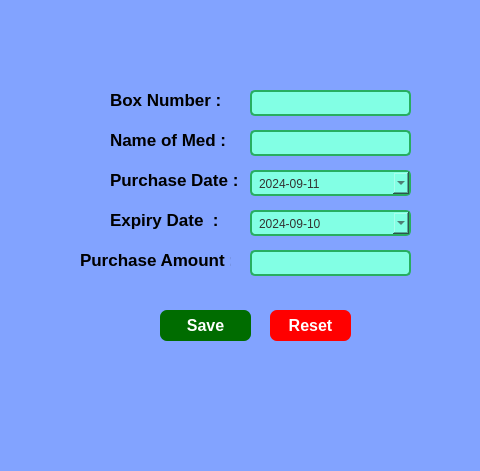
Before: the Qt Designer form addbox.ui in sahariajf/ExpiryGuard, drawn with Qt 5.
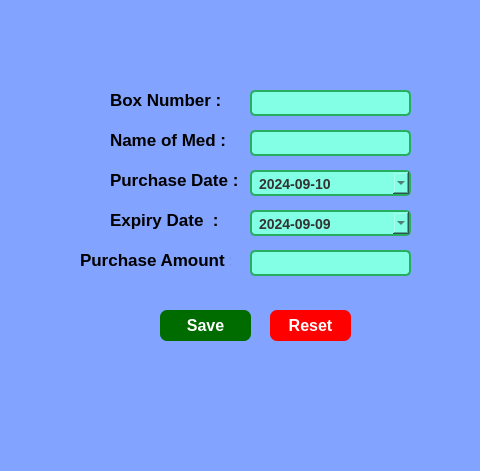
After: the same form once the commit is applied. Icons and pictures are not drawn.

Commit message: make bold and clean ui added

Patch:
```diff
--- a/addbox.ui
+++ b/addbox.ui
@@ -31,6 +31,8 @@
     padding: 5px;
     background-color: rgb(130, 255, 228);
     color: #333;
+	font-weight:bold;
+font-size:14px;
 }
 
 QPushButton:hover {
@@ -43,6 +45,8 @@
     padding: 5px;
     background-color: rgb(130, 255, 228);
     color: rgb(0, 0, 0);
+	font-weight:bold;
+font-size:14px;
 }
 
 QLabel {
@@ -234,7 +238,7 @@
      <second>0</second>
      <year>2024</year>
      <month>9</month>
-     <day>11</day>
+     <day>10</day>
     </datetime>
    </property>
    <property name="displayFormat">
@@ -269,7 +273,7 @@
      <second>0</second>
      <year>2024</year>
      <month>9</month>
-     <day>10</day>
+     <day>9</day>
     </datetime>
    </property>
    <property name="displayFormat">
```
Left out of the diff: 2 changed lines with no effect on the pictures. The commit also changes 2 other files.
